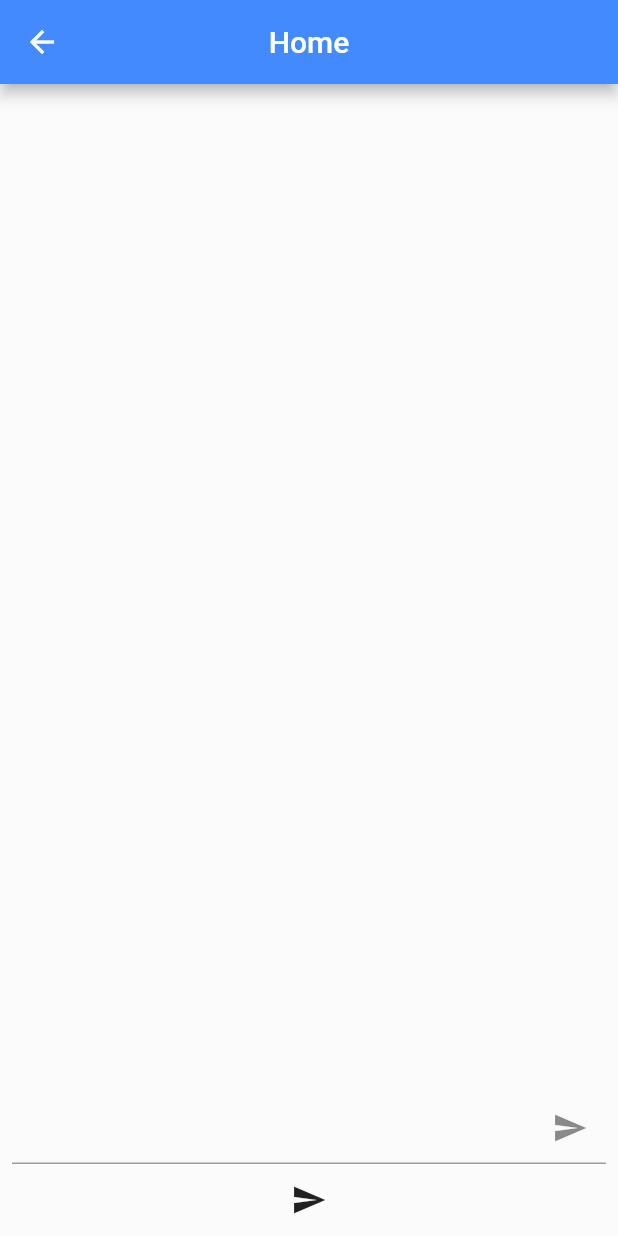
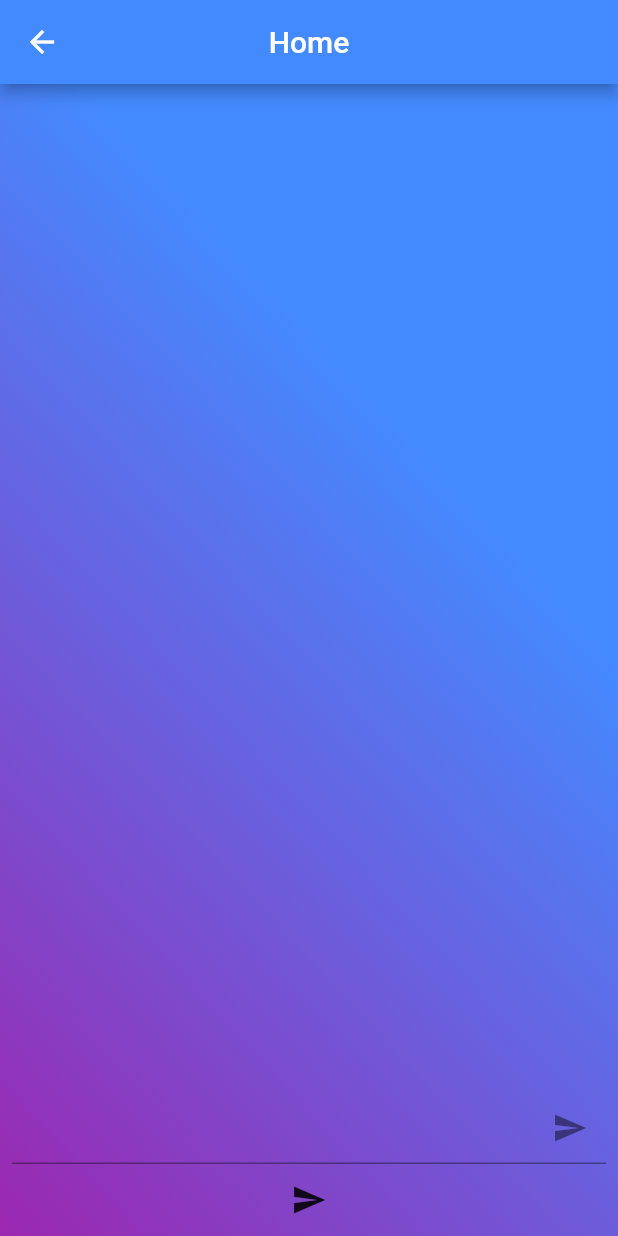
Before and after one commit to cayubweeums/Ticket-Manager, a Flutter app: the screen it shows after launch, after a tap on "LOGIN", on a phone screen of 412 x 824 dp. Run offline on Flutter 3.47's test engine with Material 2 defaults, Android fonts, the phone set to English and light mode, and no system bars; our stand-ins replace firebase_auth, firebase_core; accounts and stored records are empty; network calls fail.

Commit message:
added gradient to the app

```diff
--- a/ticket_manager/lib/Pages/home_page.dart
+++ b/ticket_manager/lib/Pages/home_page.dart
@@ -30,8 +30,12 @@ class HomePageState extends State<HomePage> {
           centerTitle: true,
           backgroundColor: Colors.blueAccent,
         ),
-      body: Container(
-        color: Colors.white10,
+        body: Center(
+          child: Container(
+            decoration: BoxDecoration(
+                gradient: LinearGradient(
+                    begin: Alignment.bottomLeft,
+                    colors: [Colors.purple, Colors.blueAccent])),
             padding: EdgeInsets.only(left: 8, right: 8),
             child: new Column(
               mainAxisAlignment: MainAxisAlignment.center,
@@ -48,6 +52,6 @@ class HomePageState extends State<HomePage> {
               ],
             ),
           ),
-    );
+        ));
   }
 }
--- a/ticket_manager/lib/Pages/login_page.dart
+++ b/ticket_manager/lib/Pages/login_page.dart
@@ -7,12 +7,10 @@ import 'dart:ui';
 import 'password_page.dart';
 import 'home_page.dart';
 
-
-class LoginPage extends StatefulWidget{
+class LoginPage extends StatefulWidget {
   @override
   _LoginPageState createState() => _LoginPageState();
 }
-
 
 class _LoginPageState extends State<LoginPage> {
   String userName;
@@ -28,7 +26,7 @@ class _LoginPageState extends State<LoginPage> {
   );
 
   final labelStyle = TextStyle(
-    color: Colors.blueAccent,
+    color: Colors.white,
     fontWeight: FontWeight.bold,
     fontFamily: 'OpenSans',
   );
@@ -45,23 +43,21 @@ class _LoginPageState extends State<LoginPage> {
     ],
   );
 
-
   @override
   Widget build(BuildContext context) {
     return loginPage();
   }
 
-
-  void login(){
-
+  void login() {
     this.userName = controllerOne.text;
     this.user = _authService.signInAnonymously();
-    Navigator.push(context, MaterialPageRoute(builder: (context) => HomePage(userName, user)));
-
+    Navigator.push(context,
+        MaterialPageRoute(builder: (context) => HomePage(userName, user)));
   }
 
-  void devlogin(){
-    Navigator.push(context, MaterialPageRoute(builder: (context) => PassPage()));
+  void devlogin() {
+    Navigator.push(
+        context, MaterialPageRoute(builder: (context) => PassPage()));
   }
 
   Widget _buildNameTF() {
@@ -100,10 +96,8 @@ class _LoginPageState extends State<LoginPage> {
           height: 30.0,
         ),
       ],
-        )
-    );
+    ));
   }
-
 
   Widget _buildLoginBtn() {
     return Container(
@@ -131,7 +125,7 @@ class _LoginPageState extends State<LoginPage> {
     );
   }
 
-  Widget _devlogin(){
+  Widget _devlogin() {
     return Container(
       padding: EdgeInsets.symmetric(vertical: 25.0),
       width: double.infinity,
@@ -157,11 +151,16 @@ class _LoginPageState extends State<LoginPage> {
     );
   }
 
-
 // Page for entering login info and attempting to login or creating a new user
   Widget loginPage() {
     return Scaffold(
-      body: AnnotatedRegion<SystemUiOverlayStyle>(
+        body: Center(
+            child: Container(
+      decoration: BoxDecoration(
+          gradient: LinearGradient(
+              begin: Alignment.topRight,
+              colors: [Colors.purple, Colors.blueAccent])),
+      child: AnnotatedRegion<SystemUiOverlayStyle>(
         value: SystemUiOverlayStyle.light,
         child: GestureDetector(
           onTap: () => FocusScope.of(context).unfocus(),
@@ -185,7 +184,7 @@ class _LoginPageState extends State<LoginPage> {
                       Text(
                         'Sign In',
                         style: TextStyle(
-                          color: Colors.blueAccent,
+                          color: Colors.white,
                           fontFamily: 'OpenSans',
                           fontSize: 30.0,
                           fontWeight: FontWeight.bold,
@@ -203,7 +202,6 @@ class _LoginPageState extends State<LoginPage> {
           ),
         ),
       ),
-    );
+    )));
   }
-
 }
```
Lines whose indentation alone changed are shown as unchanged.
